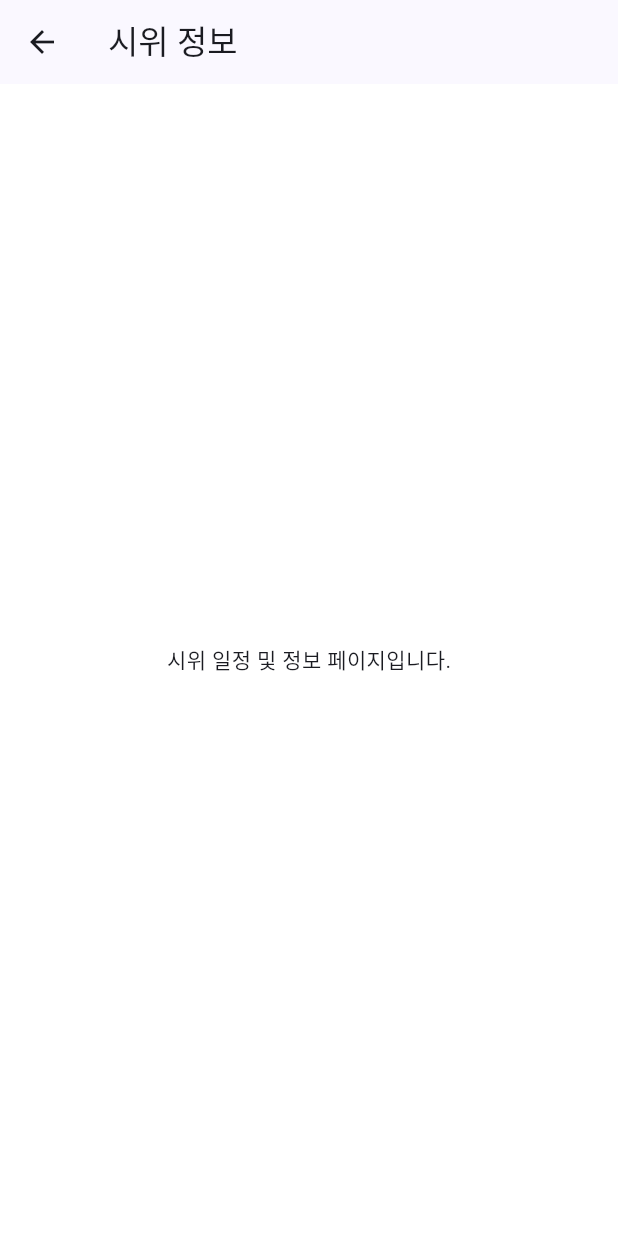
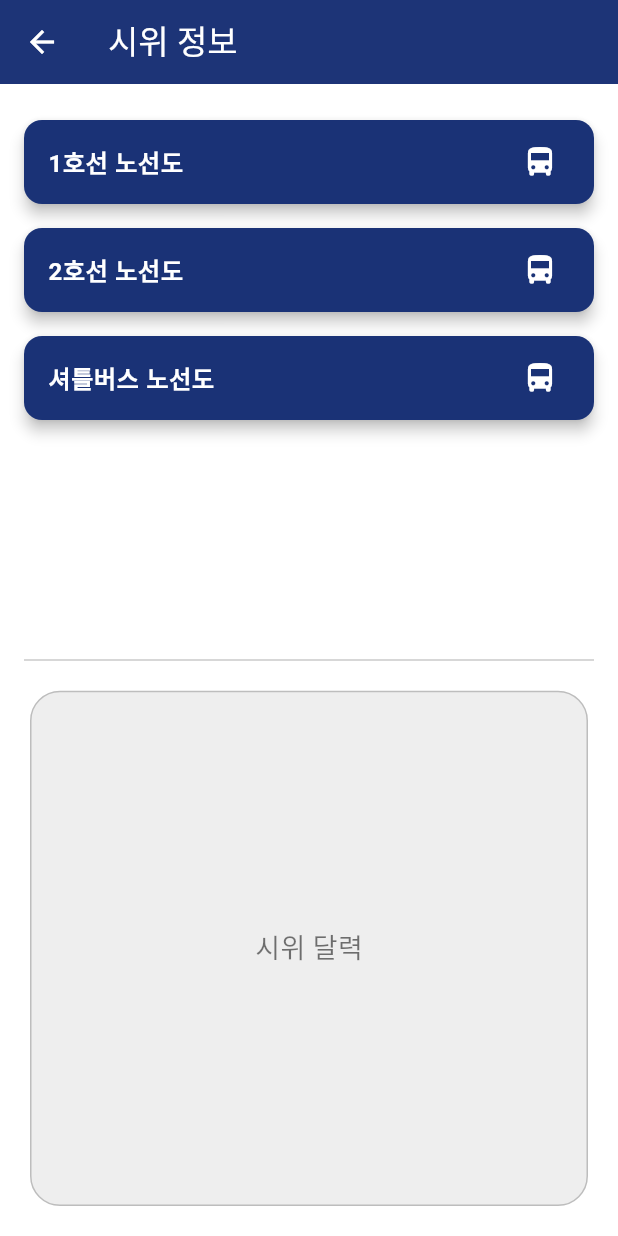
Before and after one commit to dkrmddkrmd/Capstone, a Flutter app: the DemonstratePage screen opened by its route, on a phone screen of 412 x 824 dp. Run offline on Flutter 3.47's test engine with Material 3 defaults, Android fonts, the phone set to English and light mode, and no system bars.

Commit message:
전공 페이지 제외 수정

```diff
--- a/lib/screens/demonstrate_page.dart
+++ b/lib/screens/demonstrate_page.dart
@@ -1,4 +1,6 @@
 import 'package:flutter/material.dart';
+
+const smBlue = Color(0xFF1A3276); // 상명대 남색
 
 class DemonstratePage extends StatelessWidget {
   const DemonstratePage({super.key});
@@ -6,10 +8,88 @@ class DemonstratePage extends StatelessWidget {
   @override
   Widget build(BuildContext context) {
     return Scaffold(
-      appBar: AppBar(title: const Text('시위 정보')),
-      body: const Center(
-        child: Text('시위 일정 및 정보 페이지입니다.'),
+      appBar: AppBar(
+        title: const Text('시위 정보'),
+        backgroundColor: smBlue,
+        foregroundColor: Colors.white,
+        elevation: 1,
+      ),
+      body: Column(
+        children: [
+          // 🔹 버스 노선도 리스트 (상단 절반)
+          Expanded(
+            flex: 1,
+            child: ListView(
+              padding: const EdgeInsets.all(16),
+              children: const [
+                BusRouteTile(title: '1호선 노선도'),
+                BusRouteTile(title: '2호선 노선도'),
+                BusRouteTile(title: '셔틀버스 노선도'),
+              ],
+            ),
+          ),
+
+          // 🔸 중앙 구분선
+          Padding(
+            padding: const EdgeInsets.symmetric(horizontal: 16),
+            child: Divider(color: Colors.grey[400], thickness: 0.8, height: 1),
+          ),
+
+          // 🔹 시위 달력 영역 (하단 절반)
+          Expanded(
+            flex: 1,
+            child: Container(
+              padding: const EdgeInsets.all(20),
+              alignment: Alignment.center,
+              child: Container(
+                decoration: BoxDecoration(
+                  color: Colors.grey[200],
+                  borderRadius: BorderRadius.circular(20),
+                  border: Border.all(color: Colors.grey.shade400, width: 1),
+                ),
+                width: double.infinity,
+                height: double.infinity,
+                alignment: Alignment.center,
+                child: const Text(
+                  '시위 달력',
+                  style: TextStyle(fontSize: 18, color: Colors.black54),
+                ),
+              ),
+            ),
+          ),
+        ],
       ),
     );
   }
 }
+
+class BusRouteTile extends StatelessWidget {
+  final String title;
+  const BusRouteTile({required this.title, super.key});
+
+  @override
+  Widget build(BuildContext context) {
+    return Card(
+      color: smBlue,
+      elevation: 4,
+      shape: RoundedRectangleBorder(borderRadius: BorderRadius.circular(12)),
+      margin: const EdgeInsets.symmetric(vertical: 8),
+      child: ListTile(
+        title: Text(
+          title,
+          style: const TextStyle(
+            color: Colors.white,
+            fontWeight: FontWeight.bold,
+          ),
+        ),
+        trailing: const Icon(Icons.directions_bus, color: Colors.white),
+        onTap: () {
+          ScaffoldMessenger.of(context).clearSnackBars();
+          ScaffoldMessenger.of(
+            context,
+          ).showSnackBar(const SnackBar(content: Text('준비 중입니다')));
+        },
+      ),
+    );
+  }
+}
--- a/lib/screens/profile_page.dart
+++ b/lib/screens/profile_page.dart
@@ -32,9 +32,9 @@ class ProfilePage extends StatelessWidget {
               child: ElevatedButton.icon(
                 onPressed: () {
                   // TODO: 프로필 편집 기능 구현 예정
-                  ScaffoldMessenger.of(context).showSnackBar(
-                    const SnackBar(content: Text('프로필 편집 화면은 준비 중입니다.')),
-                  );
+                  ScaffoldMessenger.of(
+                    context,
+                  ).showSnackBar(const SnackBar(content: Text('준비 중입니다.')));
                 },
                 icon: const Icon(Icons.edit),
                 label: const Text('프로필 편집'),
--- a/lib/screens/settings_page.dart
+++ b/lib/screens/settings_page.dart
@@ -54,10 +54,7 @@ class SettingTile extends StatelessWidget {
                 messenger.hideCurrentSnackBar();
                 messenger.showSnackBar(
                   const SnackBar(
-                    content: Text(
-                      '⚠️ 아직 개발 준비 중입니다',
-                      style: TextStyle(color: white),
-                    ),
+                    content: Text('준비 중입니다', style: TextStyle(color: white)),
                     backgroundColor: Colors.black87,
                     duration: Duration(seconds: 2),
                   ),
```
Also changed, not shown: lib/screens/department_notice_page.dart (+61 -2 lines).
